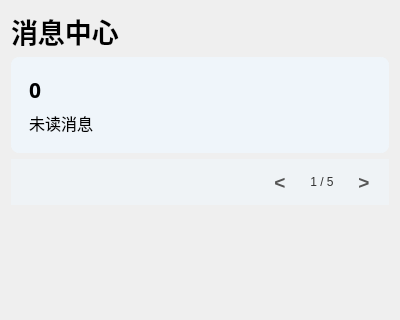
Old version of the form view/messageCenter/messagewindow.ui in the repository JunWang666/LabNexus; both pictures show x 0 to 400 and y 0 to 320 of the 400 by 497 pixel window.
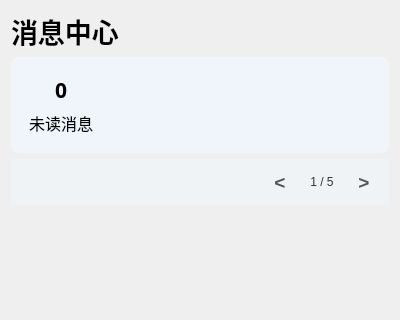
New version of the form.

```diff
--- a/view/messageCenter/messagewindow.ui
+++ b/view/messageCenter/messagewindow.ui
@@ -156,6 +156,12 @@
      <layout class="QHBoxLayout" name="horizontalLayout">
       <item>
        <widget class="QFrame" name="frame_2">
+        <property name="maximumSize">
+         <size>
+          <width>100</width>
+          <height>100</height>
+         </size>
+        </property>
         <property name="frameShape">
          <enum>QFrame::Shape::StyledPanel</enum>
         </property>
@@ -179,6 +185,9 @@
            <property name="text">
             <string>0</string>
            </property>
+           <property name="alignment">
+            <set>Qt::AlignmentFlag::AlignCenter</set>
+           </property>
           </widget>
          </item>
          <item>
@@ -193,11 +202,27 @@
            <property name="text">
             <string>未读消息</string>
            </property>
+           <property name="alignment">
+            <set>Qt::AlignmentFlag::AlignCenter</set>
+           </property>
           </widget>
          </item>
         </layout>
        </widget>
       </item>
+      <item>
+       <spacer name="horizontalSpacer_2">
+        <property name="orientation">
+         <enum>Qt::Orientation::Horizontal</enum>
+        </property>
+        <property name="sizeHint" stdset="0">
+         <size>
+          <width>40</width>
+          <height>20</height>
+         </size>
+        </property>
+       </spacer>
+      </item>
      </layout>
     </widget>
    </item>
```
